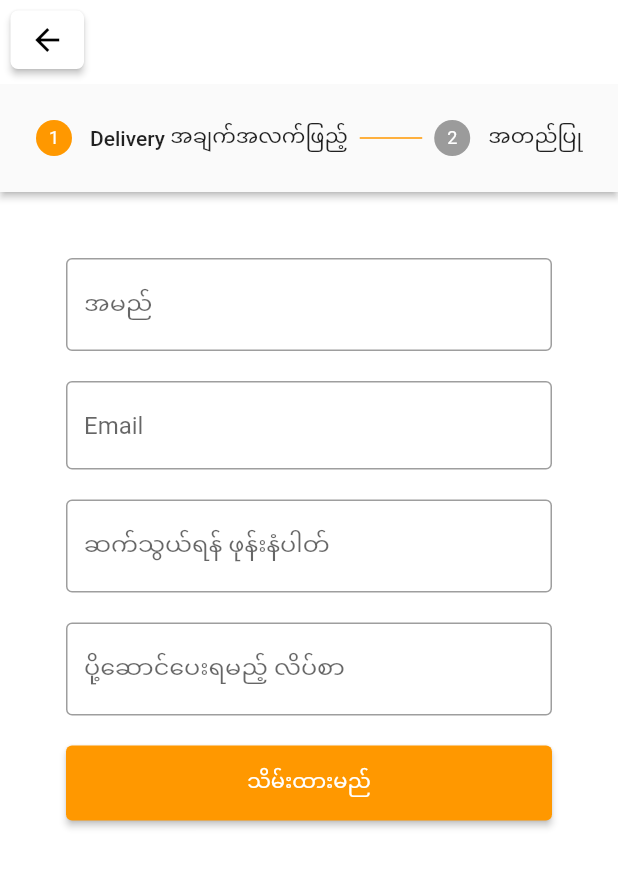
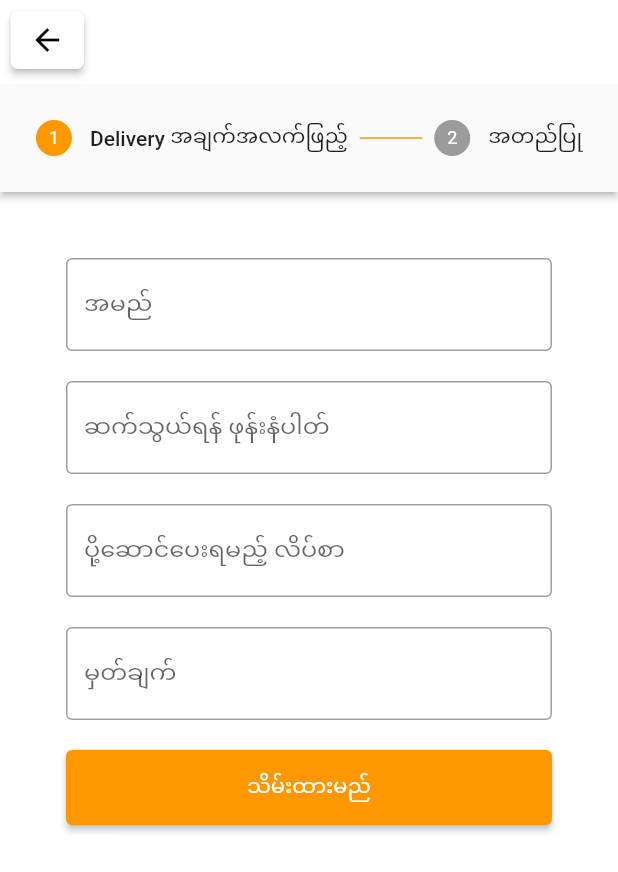
Before and after one commit to hammiesmandalian/hammies_user_final, a Flutter app: the CheckOutScreen screen opened by its route, on a phone screen of 412 x 824 dp. Shown: the top 872 px of the screen. Run offline on Flutter 3.47's test engine with Material 2 defaults, Android fonts, the phone set to English and light mode, and no system bars; our stand-ins replace cached_network_image, carousel_slider, cloud_firestore, dio, firebase_auth, firebase_core and 15 more; missing offline and left inert: bluetooth_print, colours; accounts and stored records are empty; generated files the repository leaves out were written again; network calls fail.

Commit message:
UI Update

```diff
--- a/lib/screen/check_out_screen.dart
+++ b/lib/screen/check_out_screen.dart
@@ -385,21 +385,7 @@ class _FormWidgetState extends State<FormWidget> {
                 ),
               ),
             ),
-            Padding(
-              padding: const EdgeInsets.only(top: 20, right: 20, left: 20),
-              child: TextFormField(
-                controller: emailController,
-                validator: (e) => e?.isEmpty == true
-                    ? "Email is required"
-                    : e?.isEmail == true
-                        ? null
-                        : "Invalid email",
-                decoration: InputDecoration(
-                  border: OutlineInputBorder(),
-                  hintText: 'Email',
-                ),
-              ),
-            ),
+
             Padding(
               padding: const EdgeInsets.only(top: 20, right: 20, left: 20),
               child: TextFormField(
@@ -425,6 +411,21 @@ class _FormWidgetState extends State<FormWidget> {
                 ),
               ),
             ),
+
+            Padding(
+              padding: const EdgeInsets.only(top: 20, right: 20, left: 20),
+              child: TextFormField(
+                controller: emailController,
+                validator: (e) => e?.isEmpty == true
+                    ? "Remark is required"
+                    : null,
+                decoration: InputDecoration(
+                  border: OutlineInputBorder(),
+                  hintText: 'မှတ်ချက်',
+                ),
+              ),
+            ),
+
             Container(
               width: double.infinity,
               height: 50,
```
